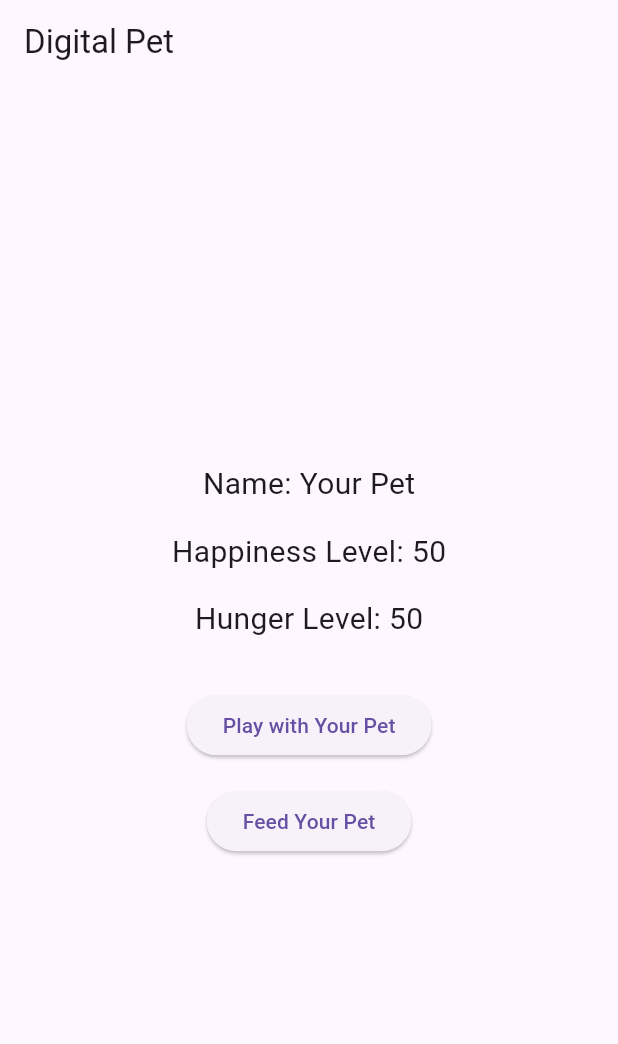
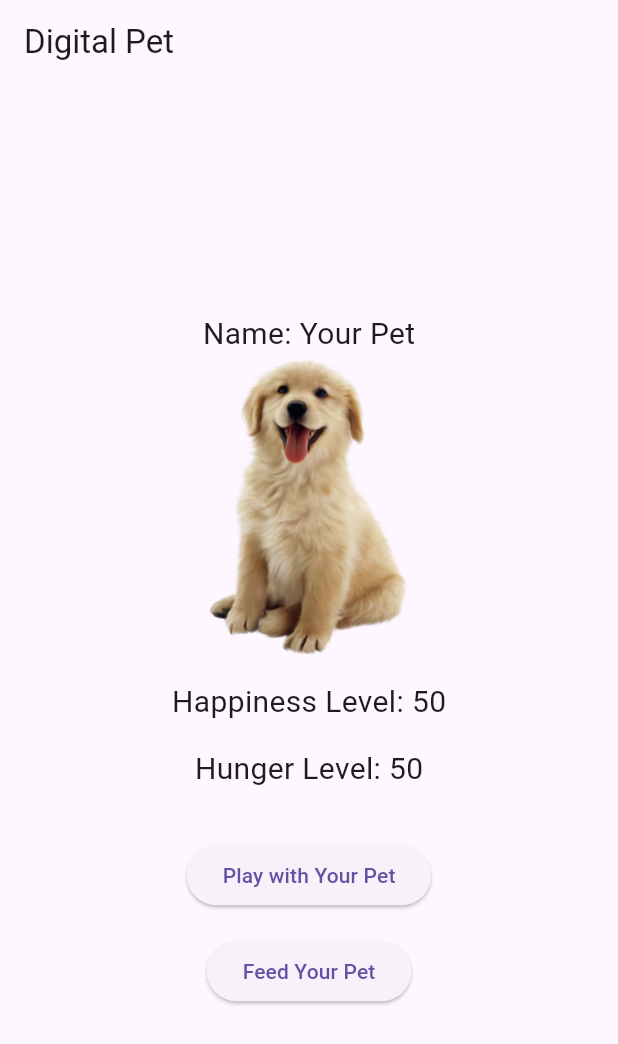
Before and after one commit to TobeyG2003/act5, a Flutter app: the screen it shows after launch, on a phone screen of 412 x 824 dp. Shown: the top 1044 px of the screen. Run offline on Flutter 3.47's test engine with Material 3 defaults, Android fonts, the phone set to English and light mode, and no system bars.

Commit message:
adds dog to page

```diff
--- a/lib/main.dart
+++ b/lib/main.dart
@@ -62,6 +62,8 @@ class _DigitalPetAppState extends State<DigitalPetApp> {
               'Name: $petName',
               style: TextStyle(fontSize: 20.0),
             ),
+            Image.asset('asset/dog-png-30.png'
+                , height: 200, width: 200),
             SizedBox(height: 16.0),
             Text(
               'Happiness Level: $happinessLevel',
```
